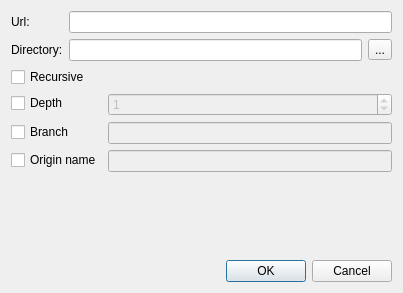
Above: src/dialogs/clonedialog.ui from KDE/kommit before the change. Below: the same form after it.
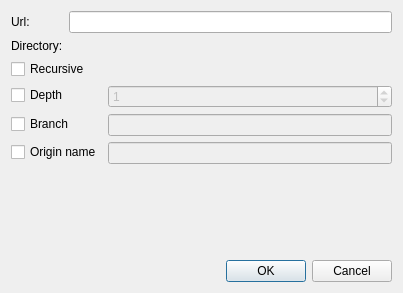
That is the form after the change. Icons and pictures are not drawn. Custom widgets are drawn as their Qt base class.

Commit message: Use kurlrequester

```diff
--- a/src/dialogs/clonedialog.ui
+++ b/src/dialogs/clonedialog.ui
@@ -43,12 +43,9 @@
      <item row="1" column="1">
       <layout class="QHBoxLayout" name="horizontalLayout_4">
        <item>
-        <widget class="QLineEdit" name="lineEditPath"/>
-       </item>
-       <item>
-        <widget class="QToolButton" name="toolButtonBrowseLocalPath">
-         <property name="text">
-          <string>...</string>
+        <widget class="KUrlRequester" name="lineEditPath">
+         <property name="mode">
+          <set>KFile::Directory|KFile::LocalOnly</set>
          </property>
         </widget>
        </item>
@@ -140,6 +137,13 @@
    </item>
   </layout>
  </widget>
+ <customwidgets>
+  <customwidget>
+   <class>KUrlRequester</class>
+   <extends>QWidget</extends>
+   <header>kurlrequester.h</header>
+  </customwidget>
+ </customwidgets>
  <tabstops>
   <tabstop>lineEditUrl</tabstop>
   <tabstop>lineEditPath</tabstop>
```
Left out of the diff: 2 changed lines with no effect on the pictures.
